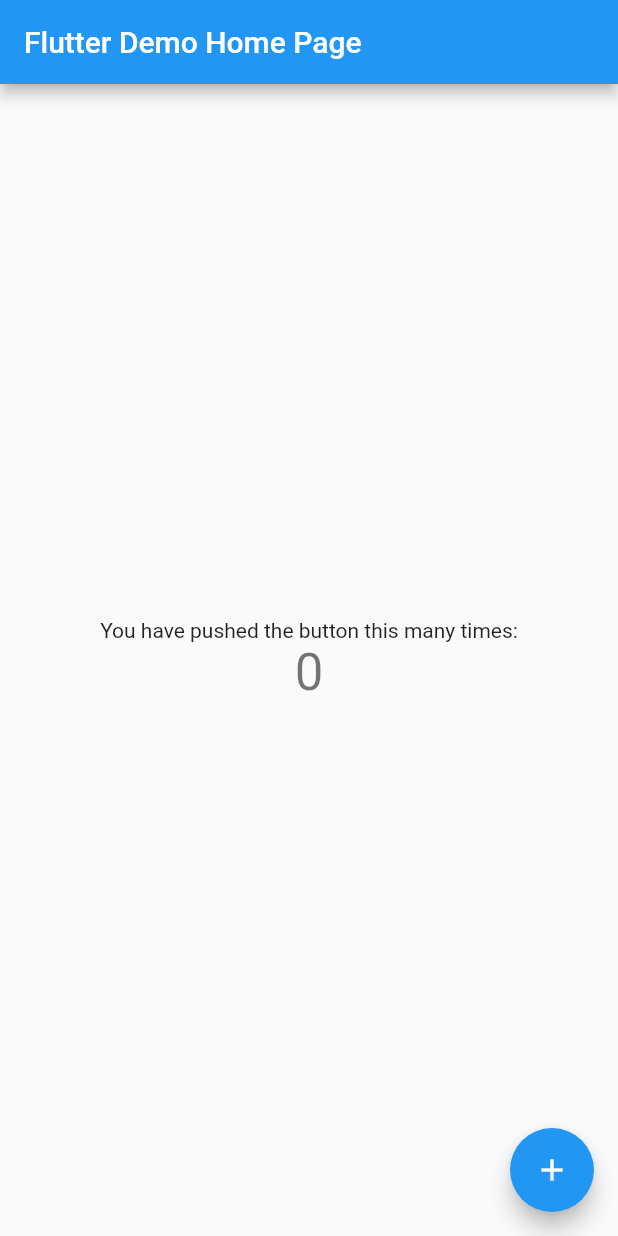
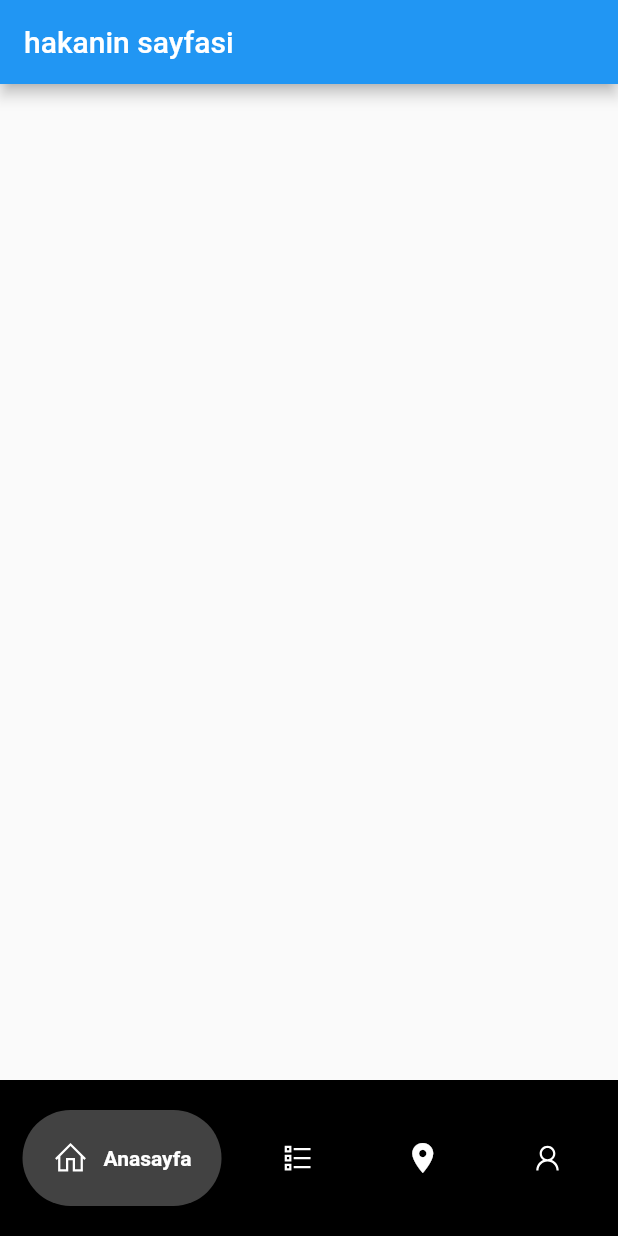
Before and after one commit to Mobilyst/Mobilyst, a Flutter app: the screen it shows after launch, on a phone screen of 412 x 824 dp. Run offline on Flutter 3.47's test engine with Material 2 defaults, Android fonts, the phone set to English and light mode, and no system bars; drawn by our look-alikes of google_nav_bar; our stand-ins replace line_icons.

Commit message:
NavigationBar yapildi

```diff
--- /dev/null
+++ b/lib/girisPage.dart
@@ -0,0 +1,14 @@
+import 'package:flutter/material.dart';
+
+class GirisPage extends StatelessWidget {
+  const GirisPage({super.key});
+
+  @override
+  Widget build(BuildContext context) {
+    return Scaffold(
+      appBar: AppBar(
+        title: Text('benim sayfam '),
+      ),
+    );
+  }
+}
--- /dev/null
+++ b/lib/haritaPage.dart
@@ -0,0 +1,14 @@
+import 'package:flutter/material.dart';
+
+class HaritaPage extends StatelessWidget {
+  const HaritaPage({super.key});
+
+  @override
+  Widget build(BuildContext context) {
+    return Scaffold(
+      appBar: AppBar(
+        title: Text('gorev verilemdi sayfasi'),
+      ),
+    );
+  }
+}
--- /dev/null
+++ b/lib/homePage.dart
@@ -0,0 +1,14 @@
+import 'package:flutter/material.dart';
+
+class HomePage extends StatelessWidget {
+  const HomePage({super.key});
+
+  @override
+  Widget build(BuildContext context) {
+    return Scaffold(
+      appBar: AppBar(
+        title: Text('hakanin sayfasi'),
+      ),
+    );
+  }
+}
--- /dev/null
+++ b/lib/kategoriPage.dart
@@ -0,0 +1,14 @@
+import 'package:flutter/material.dart';
+
+class KategoriPage extends StatelessWidget {
+  const KategoriPage({super.key});
+
+  @override
+  Widget build(BuildContext context) {
+    return Scaffold(
+      appBar: AppBar(
+        title: Text('oktayin sayfasi sayfasi'),
+      ),
+    );
+  }
+}
--- a/lib/main.dart
+++ b/lib/main.dart
@@ -1,4 +1,5 @@
 import 'package:flutter/material.dart';
+import 'package:mobilyst/navigationBar.dart';
 
 void main() {
   runApp(const MyApp());
@@ -11,105 +12,8 @@
   @override
   Widget build(BuildContext context) {
     return MaterialApp(
-      title: 'Flutter Demo',
-      theme: ThemeData(
-        // This is the theme of your application.
-        //
-        // Try running your application with "flutter run". You'll see the
-        // application has a blue toolbar. Then, without quitting the app, try
-        // changing the primarySwatch below to Colors.green and then invoke
-        // "hot reload" (press "r" in the console where you ran "flutter run",
-        // or simply save your changes to "hot reload" in a Flutter IDE).
-        // Notice that the counter didn't reset back to zero; the application
-        // is not restarted.
-        primarySwatch: Colors.blue,
-      ),
-      home: const MyHomePage(title: 'Flutter Demo Home Page'),
+      debugShowCheckedModeBanner: false,
+      home: NavigationBarPage(),
     );
   }
 }
-
-class MyHomePage extends StatefulWidget {
-  const MyHomePage({super.key, required this.title});
-
-  // This widget is the home page of your application. It is stateful, meaning
-  // that it has a State object (defined below) that contains fields that affect
-  // how it looks.
-
-  // This class is the configuration for the state. It holds the values (in this
-  // case the title) provided by the parent (in this case the App widget) and
-  // used by the build method of the State. Fields in a Widget subclass are
-  // always marked "final".
-
-  final String title;
-
-  @override
-  State<MyHomePage> createState() => _MyHomePageState();
-}
-
-class _MyHomePageState extends State<MyHomePage> {
-  int _counter = 0;
-
-  void _incrementCounter() {
-    setState(() {
-      // This call to setState tells the Flutter framework that something has
-      // changed in this State, which causes it to rerun the build method below
-      // so that the display can reflect the updated values. If we changed
-      // _counter without calling setState(), then the build method would not be
-      // called again, and so nothing would appear to happen.
-      _counter++;
-    });
-  }
-
-  @override
-  Widget build(BuildContext context) {
-    // This method is rerun every time setState is called, for instance as done
-    // by the _incrementCounter method above.
-    //
-    // The Flutter framework has been optimized to make rerunning build methods
-    // fast, so that you can just rebuild anything that needs updating rather
-    // than having to individually change instances of widgets.
-    return Scaffold(
-      appBar: AppBar(
-        // Here we take the value from the MyHomePage object that was created by
-        // the App.build method, and use it to set our appbar title.
-        title: Text(widget.title),
-      ),
-      body: Center(
-        // Center is a layout widget. It takes a single child and positions it
-        // in the middle of the parent.
-        child: Column(
-          // Column is also a layout widget. It takes a list of children and
-          // arranges them vertically. By default, it sizes itself to fit its
-          // children horizontally, and tries to be as tall as its parent.
-          //
-          // Invoke "debug painting" (press "p" in the console, choose the
-          // "Toggle Debug Paint" action from the Flutter Inspector in Android
-          // Studio, or the "Toggle Debug Paint" command in Visual Studio Code)
-          // to see the wireframe for each widget.
-          //
-          // Column has various properties to control how it sizes itself and
-          // how it positions its children. Here we use mainAxisAlignment to
-          // center the children vertically; the main axis here is the vertical
-          // axis because Columns are vertical (the cross axis would be
-          // horizontal).
-          mainAxisAlignment: MainAxisAlignment.center,
-          children: <Widget>[
-            const Text(
-              'You have pushed the button this many times:',
-            ),
-            Text(
-              '$_counter',
-              style: Theme.of(context).textTheme.headlineMedium,
-            ),
-          ],
-        ),
-      ),
-      floatingActionButton: FloatingActionButton(
-        onPressed: _incrementCounter,
-        tooltip: 'Increment',
-        child: const Icon(Icons.add),
-      ), // This trailing comma makes auto-formatting nicer for build methods.
-    );
-  }
-}
--- /dev/null
+++ b/lib/navigationBar.dart
@@ -0,0 +1,74 @@
+import 'package:flutter/material.dart';
+import 'package:google_nav_bar/google_nav_bar.dart';
+import 'package:line_icons/line_icons.dart';
+import 'package:mobilyst/girisPage.dart';
+import 'package:mobilyst/haritaPage.dart';
+import 'package:mobilyst/homePage.dart';
+import 'package:mobilyst/kategoriPage.dart';
+
+class NavigationBarPage extends StatefulWidget {
+  const NavigationBarPage({super.key});
+
+  @override
+  State<NavigationBarPage> createState() => _NavigationBarPageState();
+}
+
+class _NavigationBarPageState extends State<NavigationBarPage> {
+  //deneme
+  int _currentIndex = 0;
+  final List<Widget> _pages = [
+    HomePage(),
+    KategoriPage(),
+    HaritaPage(),
+    GirisPage(),
+  ];
+
+  void _onTabChanged(int index) {
+    setState(() {
+      _currentIndex = index;
+    });
+  }
+
+  //deneme
+//PageController controller = PageController(); // deneme
+
+  @override
+  Widget build(BuildContext context) {
+    return Scaffold(
+      body: _pages[_currentIndex],
+      bottomNavigationBar: Container(
+        color: Colors.black,
+        child: Padding(
+          padding: const EdgeInsets.symmetric(horizontal: 15.0, vertical: 20),
+          child: GNav(
+              gap: 10,
+              backgroundColor: Colors.black,
+              color: Colors.white,
+              activeColor: Colors.white,
+              tabBackgroundColor: Colors.grey.shade800,
+              padding: EdgeInsets.all(20),
+              selectedIndex: _currentIndex,
+              onTabChange: _onTabChanged,
+              tabs: const [
+                GButton(
+                  icon: LineIcons.home,
+                  text: 'Anasayfa',
+                ),
+                GButton(
+                  icon: LineIcons.list,
+                  text: 'Kategoriler',
+                ),
+                GButton(
+                  icon: Icons.place,
+                  text: 'Harita',
+                ),
+                GButton(
+                  icon: LineIcons.user,
+                  text: 'Hesabım',
+                ),
+              ]),
+        ),
+      ),
+    );
+  }
+}
--- a/pubspec.yaml
+++ b/pubspec.yaml
@@ -35,6 +35,8 @@
   # The following adds the Cupertino Icons font to your application.
   # Use with the CupertinoIcons class for iOS style icons.
   cupertino_icons: ^1.0.2
+  google_nav_bar: ^5.0.6
+  line_icons: ^2.0.1
 
 dev_dependencies:
   flutter_test:
```
Also changed, not shown: pubspec.lock.
